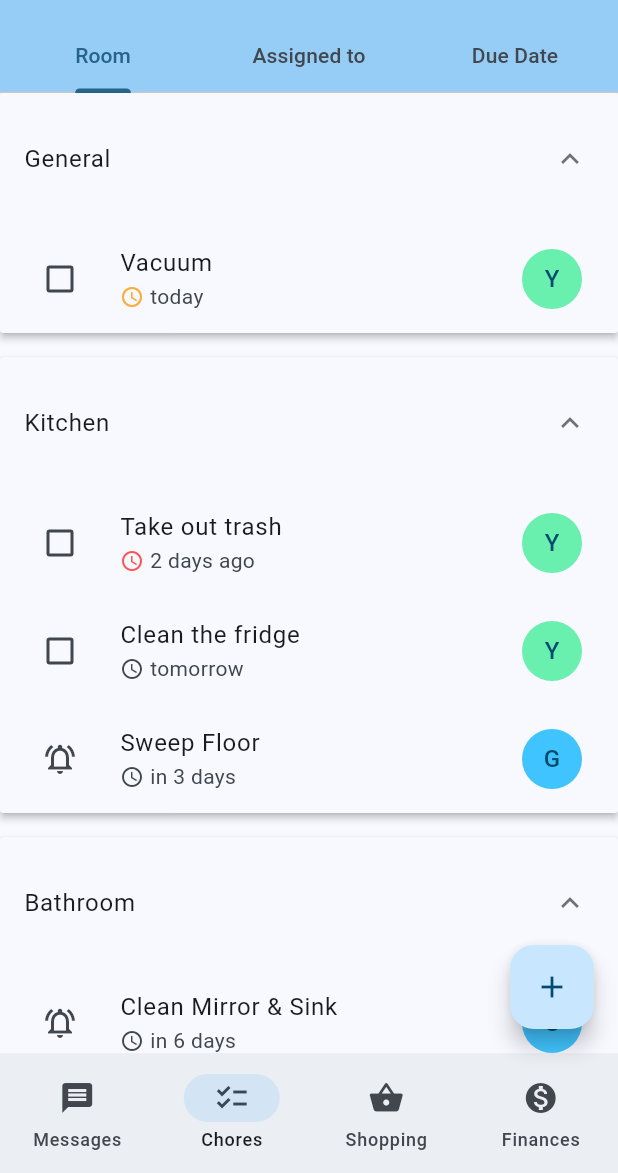
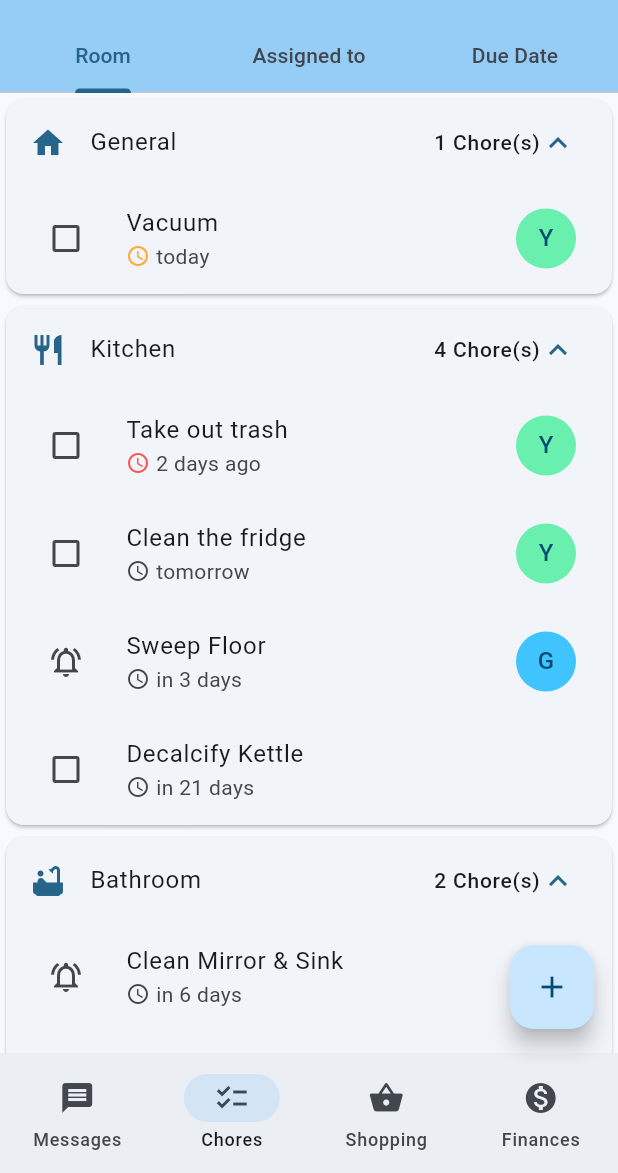
Before and after one commit to duxirosenberg/hci-project-hci2023-group-25, a Flutter app: the screen it shows after launch, on a phone screen of 412 x 824 dp, the part 63-1236 px from its top. Run offline on Flutter 3.47's test engine with Material 3 defaults, Android fonts, the phone set to English and light mode, and no system bars; drawn by our look-alikes of animated_list_plus; our stand-ins replace hive, hive_flutter; accounts and stored records are empty.

Commit message:
Change visuals of expandable chore groups

```diff
--- a/code/lib/core/classes.dart
+++ b/code/lib/core/classes.dart
@@ -122,25 +122,41 @@ class ChoreGroup extends HiveObject {
   @HiveField(1)
   bool expanded = true;
 
-  ChoreGroup(this.name);
+  @HiveField(2)
+  IconData? icon;
+
+  ChoreGroup(this.name, {this.icon});
 }
 
 @HiveType(typeId: 2)
 class Room extends ChoreGroup {
-  Room(super.name);
+  Room(super.name, {super.icon});
 }
 
 @HiveType(typeId: 3)
 class User extends ChoreGroup {
-  User(super.name);
+  User(super.name, {super.icon});
 }
 
 class Due extends ChoreGroup {
-  Due(super.name);
+  Due(super.name, {super.icon});
 }
 
 class SpecialGroup extends ChoreGroup {
-  SpecialGroup(super.name);
+  SpecialGroup(super.name, {super.icon});
 }
 
-typedef GroupedChores = List<(ChoreGroup, List<Chore>)>;
+typedef GroupedChores = List<(ChoreGroup, List<Chore>, Widget)>;
+
+class IconAdapter extends TypeAdapter<IconData> {
+  @override
+  final typeId = 221;
+
+  @override
+  IconData read(BinaryReader reader) =>
+      IconData(reader.readUint32(), fontFamily: "MaterialIcons");
+
+  @override
+  void write(BinaryWriter writer, IconData obj) =>
+      writer.writeUint32(obj.codePoint);
+}
--- a/code/lib/data/data_provider.dart
+++ b/code/lib/data/data_provider.dart
@@ -1,5 +1,6 @@
 import 'package:chore_manager/core/classes.dart';
 import 'package:chore_manager/data/initial_data.dart';
+import 'package:chore_manager/widgets/chore_tile.dart';
 import 'package:flutter/material.dart';
 import 'package:hive/hive.dart';
 
@@ -26,7 +27,7 @@ class DataProvider with ChangeNotifier {
   final Box<User> userBox = Hive.box("users");
   late List<Due> dues;
 
-  SpecialGroup unassigned = SpecialGroup("Unassigned");
+  SpecialGroup unassigned = SpecialGroup("Unassigned", icon: Icons.no_accounts);
 
   DataProvider() {
     dues = InitialData().getDues();
@@ -76,7 +77,7 @@ class DataProvider with ChangeNotifier {
         ..sortByDue();
 
       if (choresInRoom.isNotEmpty) {
-        res.add((room, choresInRoom));
+        res.add((room, choresInRoom, Icon(room.icon)));
       }
     }
     return res;
@@ -94,22 +95,32 @@ class DataProvider with ChangeNotifier {
                 chore.assignees[chore.indexOfCurrentAssignee] == user.name)
             .toList()
           ..sortByDue(),
+        UserDisplay(
+          user: user.name,
+          small: true,
+          radius: 12,
+        ),
       ));
     }
 
-    res.add((
-      unassigned,
-      choreBox.values.where((chore) => chore.assignees.isEmpty).toList()
-    ));
+    final choresWithoutAssignee =
+        choreBox.values.where((chore) => chore.assignees.isEmpty).toList();
+    if (choresWithoutAssignee.isNotEmpty) {
+      res.add((
+        unassigned,
+        choresWithoutAssignee,
+        Icon(unassigned.icon),
+      ));
+    }
 
     return res;
   }
 
   GroupedChores get sortByDueDate {
     final GroupedChores res = [];
-    res.add((dues[0], [])); // overdue
-    res.add((dues[1], [])); // due today
-    res.add((dues[2], [])); // upcoming
+    res.add((dues[0], [], Icon(dues[0].icon))); // overdue
+    res.add((dues[1], [], Icon(dues[1].icon))); // due today
+    res.add((dues[2], [], Icon(dues[2].icon))); // upcoming
 
     for (final chore in choreBox.values) {
       int index;
--- a/code/lib/data/initial_data.dart
+++ b/code/lib/data/initial_data.dart
@@ -1,13 +1,14 @@
 import 'package:chore_manager/core/classes.dart';
 import 'package:chore_manager/core/utils.dart';
+import 'package:flutter/material.dart';
 
 class InitialData {
   List<Room> getRooms() {
     return [
-      Room("General"),
-      Room("Living Room"),
-      Room("Kitchen"),
-      Room("Bathroom"),
+      Room("General", icon: Icons.home),
+      Room("Living Room", icon: Icons.chair),
+      Room("Kitchen", icon: Icons.restaurant),
+      Room("Bathroom", icon: Icons.bathtub),
     ];
   }
 
@@ -21,9 +22,9 @@ class InitialData {
 
   List<Due> getDues() {
     return [
-      Due("Overdue"),
-      Due("Due Today"),
-      Due("Upcoming"),
+      Due("Overdue", icon: Icons.priority_high),
+      Due("Due Today", icon: Icons.task_alt),
+      Due("Upcoming", icon: Icons.low_priority),
     ];
   }
 
@@ -86,6 +87,15 @@ class InitialData {
         room: "General",
         notes: "Also vacuum the sofa",
       ),
+      Chore(
+        assignees: [],
+        indexOfCurrentAssignee: 0,
+        name: "Decalcify Kettle",
+        dueDate: MyDateUtils.today().add(const Duration(days: 21)),
+        frequency: 30,
+        room: "Kitchen",
+        notes: null,
+      ),
     ];
   }
 }
--- a/code/lib/main.dart
+++ b/code/lib/main.dart
@@ -10,6 +10,7 @@ void main() async {
   await Hive.initFlutter();
 
   Hive.registerAdapter(ChoreAdapter());
+  Hive.registerAdapter(IconAdapter());
   Hive.registerAdapter<Room>(RoomAdapter());
   Hive.registerAdapter<User>(UserAdapter());
 
--- a/code/lib/widgets/chore_tile.dart
+++ b/code/lib/widgets/chore_tile.dart
@@ -158,7 +158,9 @@ class _ChoreDetailState extends State<ChoreDetail> {
 class UserDisplay extends StatelessWidget {
   final bool small;
   final String? user;
-  const UserDisplay({super.key, required this.user, required this.small});
+  final double? radius;
+  const UserDisplay(
+      {super.key, required this.user, required this.small, this.radius});
 
   @override
   Widget build(BuildContext context) {
@@ -176,6 +178,7 @@ class UserDisplay extends StatelessWidget {
         return CircleAvatar(
           backgroundColor:
               user == "You" ? Colors.greenAccent : Colors.lightBlueAccent,
+          radius: radius,
           child: Text(user!.substring(0, 1)),
         );
       }
@@ -206,6 +209,7 @@ class CheckboxOrBell extends StatelessWidget {
             value: false,
             onChanged: (value) {
               context.read<DataProvider>().markDone(chore);
+              ScaffoldMessenger.of(context).hideCurrentSnackBar();
               ScaffoldMessenger.of(context).showSnackBar(SnackBar(
                 content: Text("\"${chore.name}\" marked as done"),
               ));
@@ -213,6 +217,7 @@ class CheckboxOrBell extends StatelessWidget {
           )
         : IconButton(
             onPressed: () {
+              ScaffoldMessenger.of(context).hideCurrentSnackBar();
               ScaffoldMessenger.of(context).showSnackBar(SnackBar(
                 content: Text("Sent a reminder for \"${chore.name}\""),
               ));
--- a/code/lib/widgets/grouped_chore_list.dart
+++ b/code/lib/widgets/grouped_chore_list.dart
@@ -9,34 +9,44 @@ class GroupedChoreList extends StatelessWidget {
   const GroupedChoreList({super.key, required this.chores});
   @override
   Widget build(BuildContext context) {
-    return SingleChildScrollView(
-      padding: const EdgeInsets.only(bottom: 90),
-      child: ExpansionPanelList(
-        expansionCallback: (panelIndex, isExpanded) {
-          context
-              .read<DataProvider>()
-              .setExpanded(chores[panelIndex].$1, isExpanded);
-        },
-        children: chores.map((entry) {
-          return ExpansionPanel(
-            isExpanded: entry.$1.expanded,
-            canTapOnHeader: true,
-            headerBuilder: (context, isExpanded) {
-              return ListTile(
-                title: Text(entry.$1.name),
-              );
-            },
-            body: entry.$2.isEmpty
-                ? const Padding(
-                    padding: EdgeInsets.symmetric(vertical: 16.0),
-                    child: Text("No chores here at the moment!"),
-                  )
-                : ChoreList(
-                    chores: entry.$2,
-                    scrollable: false,
+    return Theme(
+      data: Theme.of(context).copyWith(dividerColor: Colors.transparent),
+      child: ListView(
+        padding: const EdgeInsets.only(bottom: 80),
+        children: chores
+            .map((entry) => Card(
+                  child: ExpansionTile(
+                    leading: entry.$3,
+                    trailing: Row(
+                      mainAxisSize: MainAxisSize.min,
+                      children: [
+                        Text(
+                          "${entry.$2.length} Chore(s)",
+                          style: const TextStyle(fontSize: 14),
+                        ),
+                        AnimatedRotation(
+                          turns: entry.$1.expanded ? 0.5 : 0,
+                          duration: const Duration(milliseconds: 200),
+                          child: const Icon(Icons.expand_more),
+                        ),
+                      ],
+                    ),
+                    initiallyExpanded: entry.$1.expanded,
+                    onExpansionChanged: (isExpanded) {
+                      context
+                          .read<DataProvider>()
+                          .setExpanded(entry.$1, isExpanded);
+                    },
+                    backgroundColor: Colors.transparent,
+                    title: Row(
+                      children: [
+                        Text(entry.$1.name),
+                      ],
+                    ),
+                    children: [ChoreList(chores: entry.$2, scrollable: false)],
                   ),
-          );
-        }).toList(),
+                ))
+            .toList(),
       ),
     );
   }
```
Also changed, not shown: code/lib/core/classes.g.dart.
